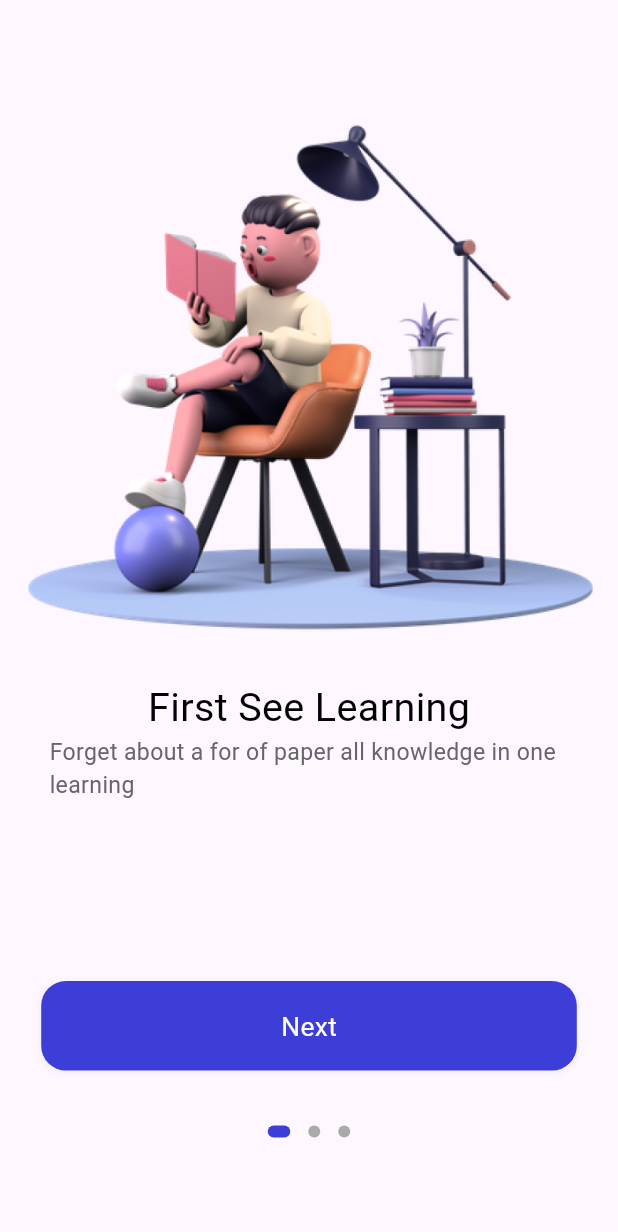
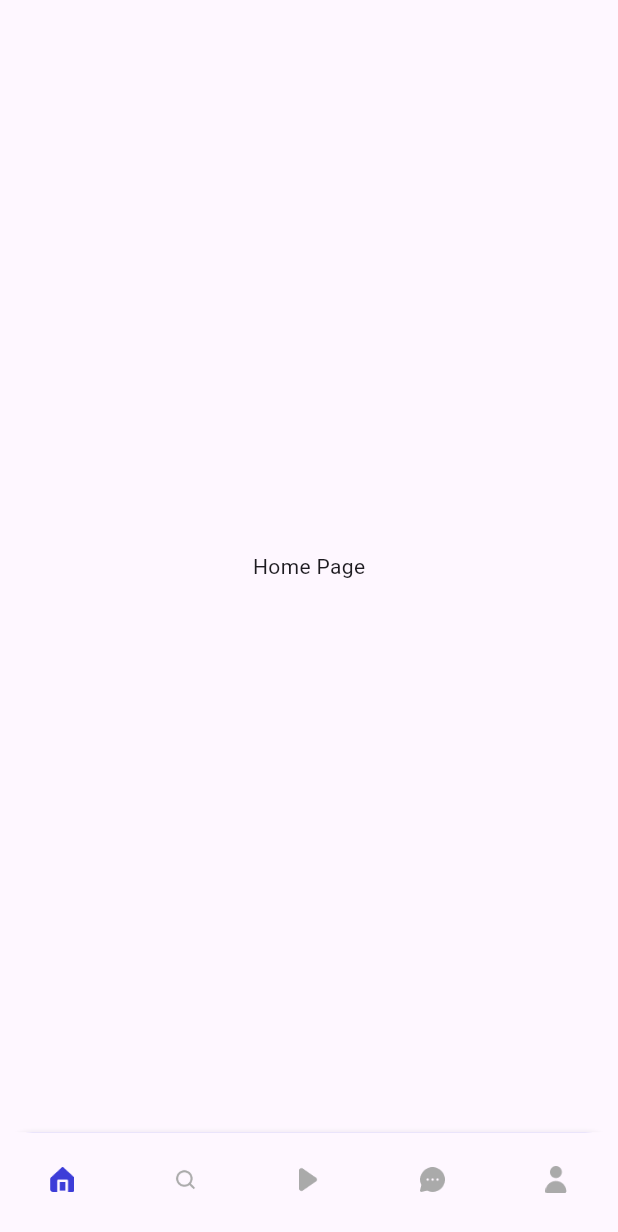
Before and after one commit to Sohag-84/Learning-App, a Flutter app: the screen it shows after launch, on a phone screen of 412 x 824 dp. Shown: the top 1232 px of the screen. Run offline on Flutter 3.47's test engine with Material 2 defaults, Android fonts, the phone set to English and light mode, and no system bars; drawn by our look-alikes of dots_indicator; our stand-ins replace cloud_firestore, firebase_auth, firebase_core, flutter_bloc, flutter_screenutil, fluttertoast; accounts and stored records are empty.

Commit message:
create bottom navigation bar

```diff
--- a/lib/main.dart
+++ b/lib/main.dart
@@ -6,6 +6,7 @@
 import 'package:flutter_screenutil/flutter_screenutil.dart';
 import 'package:learning_app/common/values/colors.dart';
 import 'package:learning_app/pages/app_bloc_provider.dart';
+import 'package:learning_app/pages/application/application_page.dart';
 import 'package:learning_app/pages/register/register.dart';
 import 'package:learning_app/pages/sign%20in/signin.dart';
 import 'package:learning_app/pages/welcome/welcome.dart';
@@ -38,7 +39,7 @@
                 iconTheme: IconThemeData(color: AppColors.primaryText)
               ),
             ),
-            home: Welcome(),
+            home: ApplicationPage(),
             routes: {
               "signIn": (context) => SignIn(),
               "register": (context) => Register(),
--- /dev/null
+++ b/lib/pages/application/application_page.dart
@@ -0,0 +1,139 @@
+import 'package:flutter/material.dart';
+import 'package:flutter_screenutil/flutter_screenutil.dart';
+import 'package:learning_app/common/values/colors.dart';
+import 'package:learning_app/pages/application/application_widget.dart';
+
+class ApplicationPage extends StatefulWidget {
+  const ApplicationPage({super.key});
+
+  @override
+  State<ApplicationPage> createState() => _ApplicationPageState();
+}
+
+class _ApplicationPageState extends State<ApplicationPage> {
+  int currentIndex = 0;
+  @override
+  Widget build(BuildContext context) {
+    return Container(
+      color: Colors.white,
+      child: SafeArea(
+        child: Scaffold(
+          bottomNavigationBar: Container(
+            height: 58.h,
+            width: 375.w,
+            decoration: BoxDecoration(
+              color: AppColors.primaryElement,
+              borderRadius: BorderRadius.only(
+                topLeft: Radius.circular(20.r),
+                topRight: Radius.circular(20.w),
+              ),
+              boxShadow: [
+                BoxShadow(
+                  color: Colors.grey.withOpacity(0.1),
+                  blurRadius: 1,
+                  spreadRadius: 1,
+                ),
+              ],
+            ),
+            child: BottomNavigationBar(
+              type: BottomNavigationBarType.fixed,
+              elevation: 0,
+              selectedItemColor: AppColors.primaryElement,
+              unselectedItemColor: AppColors.primaryFourthElementText,
+              currentIndex: currentIndex,
+              showSelectedLabels: false,
+              showUnselectedLabels: false,
+              onTap: (value) {
+                currentIndex = value;
+                setState(() {});
+              },
+              items: [
+                BottomNavigationBarItem(
+                  label: "Home",
+                  icon: SizedBox(
+                    height: 15.h,
+                    width: 15.w,
+                    child: Image.asset("assets/icons/home.png"),
+                  ),
+                  activeIcon: SizedBox(
+                    height: 15.h,
+                    width: 15.w,
+                    child: Image.asset(
+                      "assets/icons/home.png",
+                      color: AppColors.primaryElement,
+                    ),
+                  ),
+                ),
+                BottomNavigationBarItem(
+                  label: "Search",
+                  icon: SizedBox(
+                    height: 15.h,
+                    width: 15.w,
+                    child: Image.asset("assets/icons/search.png"),
+                  ),
+                  activeIcon: SizedBox(
+                    height: 15.h,
+                    width: 15.w,
+                    child: Image.asset(
+                      "assets/icons/search.png",
+                      color: AppColors.primaryElement,
+                    ),
+                  ),
+                ),
+                BottomNavigationBarItem(
+                  label: "Course",
+                  icon: SizedBox(
+                    height: 15.h,
+                    width: 15.w,
+                    child: Image.asset("assets/icons/play-circle1.png"),
+                  ),
+                  activeIcon: SizedBox(
+                    height: 15.h,
+                    width: 15.w,
+                    child: Image.asset(
+                      "assets/icons/play-circle1.png",
+                      color: AppColors.primaryElement,
+                    ),
+                  ),
+                ),
+                BottomNavigationBarItem(
+                  label: "Chat",
+                  icon: SizedBox(
+                    height: 15.h,
+                    width: 15.w,
+                    child: Image.asset("assets/icons/message-circle.png"),
+                  ),
+                  activeIcon: SizedBox(
+                    height: 15.h,
+                    width: 15.w,
+                    child: Image.asset(
+                      "assets/icons/message-circle.png",
+                      color: AppColors.primaryElement,
+                    ),
+                  ),
+                ),
+                BottomNavigationBarItem(
+                  label: "Profile",
+                  icon: SizedBox(
+                    height: 15.h,
+                    width: 15.w,
+                    child: Image.asset("assets/icons/person2.png"),
+                  ),
+                  activeIcon: SizedBox(
+                    height: 15.h,
+                    width: 15.w,
+                    child: Image.asset(
+                      "assets/icons/person.png",
+                      color: AppColors.primaryElement,
+                    ),
+                  ),
+                ),
+              ],
+            ),
+          ),
+          body: buildPage(index: currentIndex),
+        ),
+      ),
+    );
+  }
+}
--- /dev/null
+++ b/lib/pages/application/application_widget.dart
@@ -0,0 +1,14 @@
+// ignore_for_file: prefer_const_constructors
+
+import 'package:flutter/material.dart';
+
+Widget buildPage({required int index}){
+  List<Widget> _widget = [
+    Center(child: Text("Home Page"),),
+    Center(child: Text("Search Page"),),
+    Center(child: Text("Course Page"),),
+    Center(child: Text("Chat Page"),),
+    Center(child: Text("Profile Page"),),
+  ];
+  return _widget[index];
+}
```
